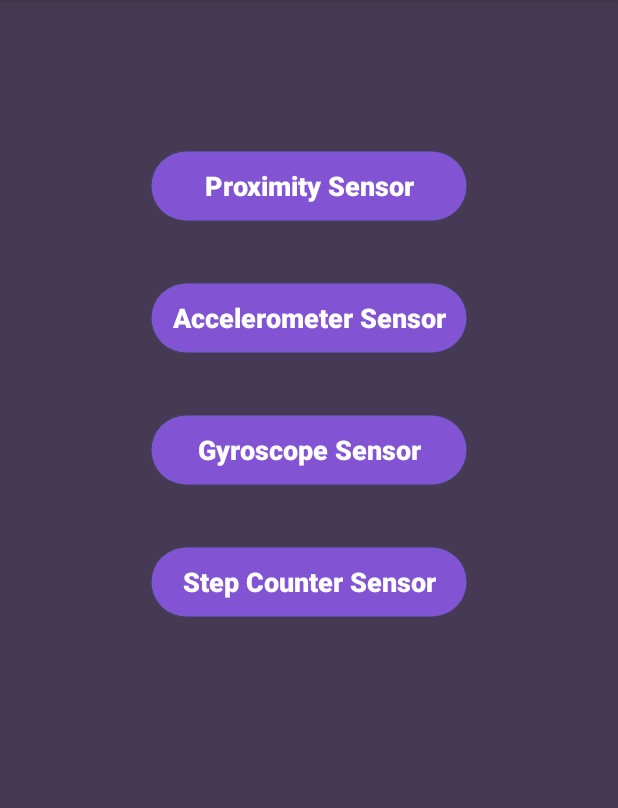
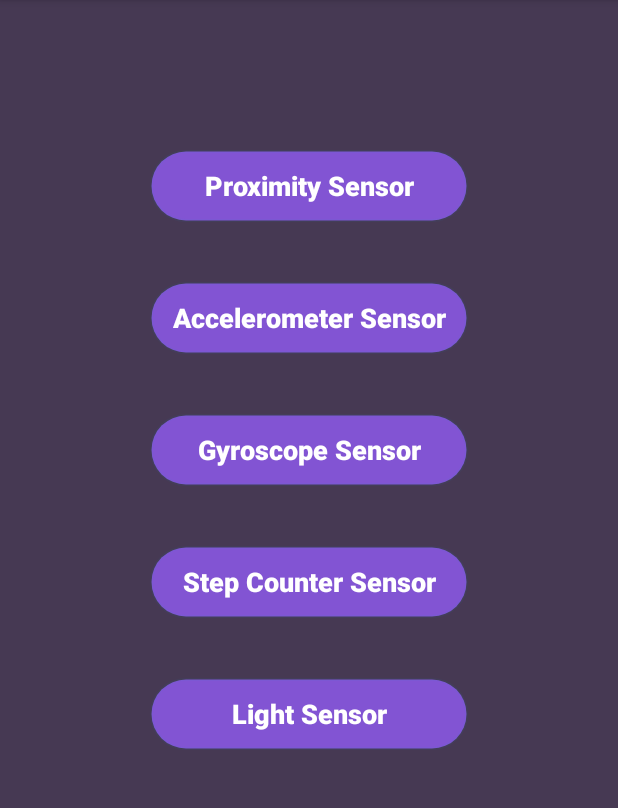
Before and after one commit to maryam141/Sensors, an Android app: the screen it shows after launch (MainActivity), on a phone screen of 412 x 824 dp, the part 84-892 px from its top. Run offline under Robolectric (Android 15) with nearby library versions, the phone set to English and light mode, and no system bars.

Commit message:
- fix step counter - add light sensor

```diff
--- a/app/src/main/java/com/example/sensors/HomeFragment.java
+++ b/app/src/main/java/com/example/sensors/HomeFragment.java
@@ -18,7 +18,8 @@ public class HomeFragment extends Fragment {
     Button proximityBtn ;
     Button accelerometerBtn;
     Button gyroscopeBtn ;
-    Button stepCounter ;
+    Button stepCounterBtn;
+    Button lightBtn ;
 
 
 
@@ -38,7 +39,8 @@ public class HomeFragment extends Fragment {
         proximityBtn = view.findViewById(R.id.proximity_btn);
         accelerometerBtn = view.findViewById(R.id.accelerometer_btn);
         gyroscopeBtn = view.findViewById(R.id.gyroscope_btn);
-        stepCounter=view.findViewById(R.id.stepCounter_btn);
+        stepCounterBtn =view.findViewById(R.id.stepCounter_btn);
+        lightBtn = view.findViewById(R.id.light_btn);
         return view ;
     }
 
@@ -66,11 +68,16 @@ public class HomeFragment extends Fragment {
 
             }
         });
-        stepCounter.setOnClickListener(new View.OnClickListener() {
+        stepCounterBtn.setOnClickListener(new View.OnClickListener() {
             @Override
             public void onClick(View view) {
                 Navigation.findNavController(view).navigate(R.id.action_homeFragment_to_stepCounterFragment);
             }
         });
+        lightBtn.setOnClickListener(new View.OnClickListener() {
+          @Override public void onClick(View view) {
+            Navigation.findNavController(view).navigate(R.id.action_homeFragment_to_lightFragment);
+          }
+        });
     }
 }
--- a/app/src/main/res/layout/fragment_home.xml
+++ b/app/src/main/res/layout/fragment_home.xml
@@ -79,6 +79,23 @@
         android:textSize="18sp"
         android:background="@drawable/rounded_button"
         android:textColor="#fff"/>
+  <Button
+    android:id="@+id/light_btn"
+    android:layout_width="0dp"
+    android:layout_height="wrap_content"
+    app:layout_constraintTop_toBottomOf="@id/stepCounter_btn"
+    app:layout_constraintStart_toStartOf="parent"
+    app:layout_constraintEnd_toEndOf="parent"
+    android:layout_marginTop="40dp"
+    android:layout_marginStart="100dp"
+    android:layout_marginEnd="100dp"
+    android:padding="10dp"
+    android:text="Light Sensor"
+    android:textAllCaps="false"
+    android:textStyle="bold"
+    android:textSize="18sp"
+    android:background="@drawable/rounded_button"
+    android:textColor="#fff"/>
 
 
 </androidx.constraintlayout.widget.ConstraintLayout>
--- a/app/src/main/res/layout/fragment_step_counter.xml
+++ b/app/src/main/res/layout/fragment_step_counter.xml
@@ -16,8 +16,8 @@
         app:layout_constraintStart_toStartOf="parent"
         app:layout_constraintEnd_toEndOf="parent"
         app:layout_constraintBottom_toBottomOf="parent"
-        android:layout_marginBottom="70dp"
-        android:textSize="50sp"
+        android:layout_marginBottom="100dp"
+        android:textSize="40sp"
         android:textStyle="bold"
         android:textColor="#fff"
         android:text="Step Count" />
--- a/app/src/main/res/navigation/nav_home.xml
+++ b/app/src/main/res/navigation/nav_home.xml
@@ -38,6 +38,13 @@
             app:exitAnim="@anim/nav_default_exit_anim"
             app:popEnterAnim="@anim/nav_default_pop_enter_anim"
             app:popExitAnim="@anim/nav_default_pop_exit_anim" />
+      <action
+        android:id="@+id/action_homeFragment_to_lightFragment"
+        app:destination="@id/lightFragment"
+        app:enterAnim="@anim/nav_default_enter_anim"
+        app:exitAnim="@anim/nav_default_exit_anim"
+        app:popEnterAnim="@anim/nav_default_pop_enter_anim"
+        app:popExitAnim="@anim/nav_default_pop_exit_anim" />
     </fragment>
     <fragment
         android:id="@+id/proximityFragment"
@@ -59,4 +66,9 @@
         android:name="com.example.sensors.StepCounterFragment"
         android:label="fragment_step_counter"
         tools:layout="@layout/fragment_step_counter" />
+  <fragment
+    android:id="@+id/lightFragment"
+    android:name="com.example.sensors.LightFragment"
+    android:label="fragment_light"
+    tools:layout="@layout/fragment_light" />
 </navigation>
--- a/app/src/main/res/values/strings.xml
+++ b/app/src/main/res/values/strings.xml
@@ -1,5 +1,5 @@
 <resources>
-    <string name="app_name">Sensors</string>
-    <!-- TODO: Remove or change this placeholder text -->
-    <string name="hello_blank_fragment">Hello blank fragment</string>
+  <string name="app_name">Sensors</string>
+  <!-- TODO: Remove or change this placeholder text -->
+  <string name="hello_blank_fragment">Hello blank fragment</string>
 </resources>
```
Also changed, not shown: app/src/main/java/com/example/sensors/LightFragment.java (added, +70 -0 lines), app/src/main/java/com/example/sensors/StepCounterFragment.java (+23 -22 lines), app/src/main/res/layout/fragment_light.xml (added, +20 -0 lines).
